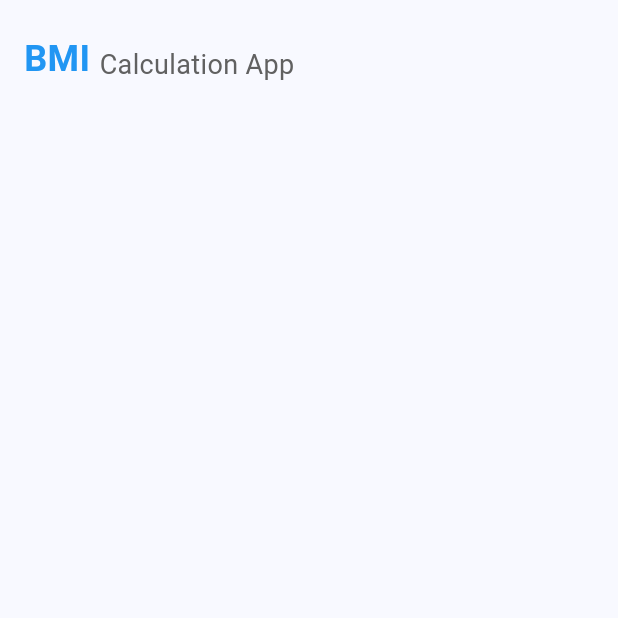
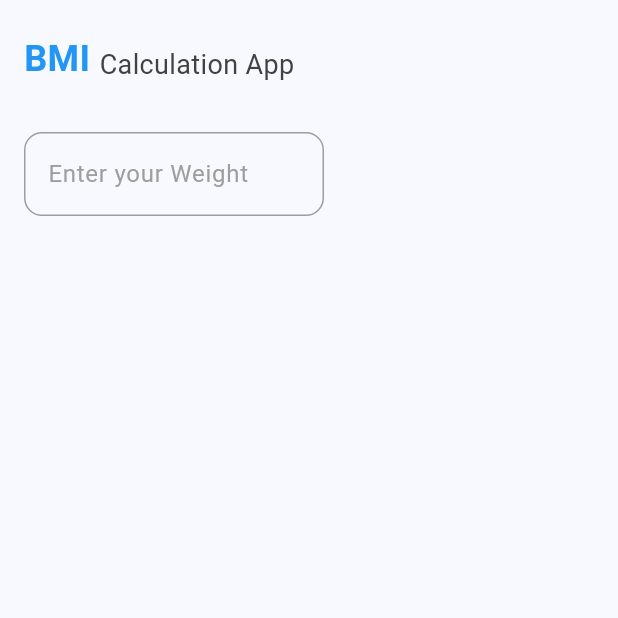
Before and after one commit to crazy-coder-018/bmi_flutter_app, a Flutter app: the screen it shows after launch, on a phone screen of 412 x 824 dp, the top half of it. Run offline on Flutter 3.47's test engine with Material 3 defaults, Android fonts, the phone set to English and light mode, and no system bars.

Commit message:
Text Editing Controllers

```diff
--- a/bmi_flutter_app/lib/main.dart
+++ b/bmi_flutter_app/lib/main.dart
@@ -32,6 +32,11 @@ class MyHomePage extends StatefulWidget {
 }
 
 class _MyHomePageState extends State<MyHomePage> {
+  // Controllers
+  var weightController = TextEditingController();
+  var feetController = TextEditingController();
+  var inchController = TextEditingController();
+
   @override
   Widget build(BuildContext context) {
     return Scaffold(
@@ -45,7 +50,7 @@ class _MyHomePageState extends State<MyHomePage> {
               child: Row(
                 crossAxisAlignment: CrossAxisAlignment.end,
                 children: [
-                  // BMI Text
+                  // BMI (Text)
                   Text(
                     'BMI ',
                     style: TextStyle(
@@ -55,10 +60,10 @@ class _MyHomePageState extends State<MyHomePage> {
                     ),
                   ),
 
-                  // Calculation App Text
+                  // Calculation App (Text)
                   Text(
                     'Calculation App',
-                    style: TextStyle(color: Colors.grey[700], fontSize: 18),
+                    style: TextStyle(color: Colors.grey[800], fontSize: 18),
                   ),
                 ],
               ),
@@ -67,6 +72,29 @@ class _MyHomePageState extends State<MyHomePage> {
             SizedBox(height: 32),
 
             // Teext Field
+            Padding(
+              padding: const EdgeInsets.only(left: 16.0),
+              child: SizedBox(
+                width: 200,
+                child: TextField(
+                  controller: weightController,
+                  cursorColor: Colors.blue,
+                  cursorHeight: 22,
+                  decoration: InputDecoration(
+                    hintText: 'Enter your Weight',
+                    hintStyle: TextStyle(color: Colors.grey),
+                    enabledBorder: OutlineInputBorder(
+                      borderSide: BorderSide(color: Colors.grey),
+                      borderRadius: BorderRadius.circular(12),
+                    ),
+                    focusedBorder: OutlineInputBorder(
+                      borderSide: BorderSide(color: Colors.blue),
+                      borderRadius: BorderRadius.circular(12),
+                    ),
+                  ),
+                ),
+              ),
+            ),
           ],
         ),
       ),
```
